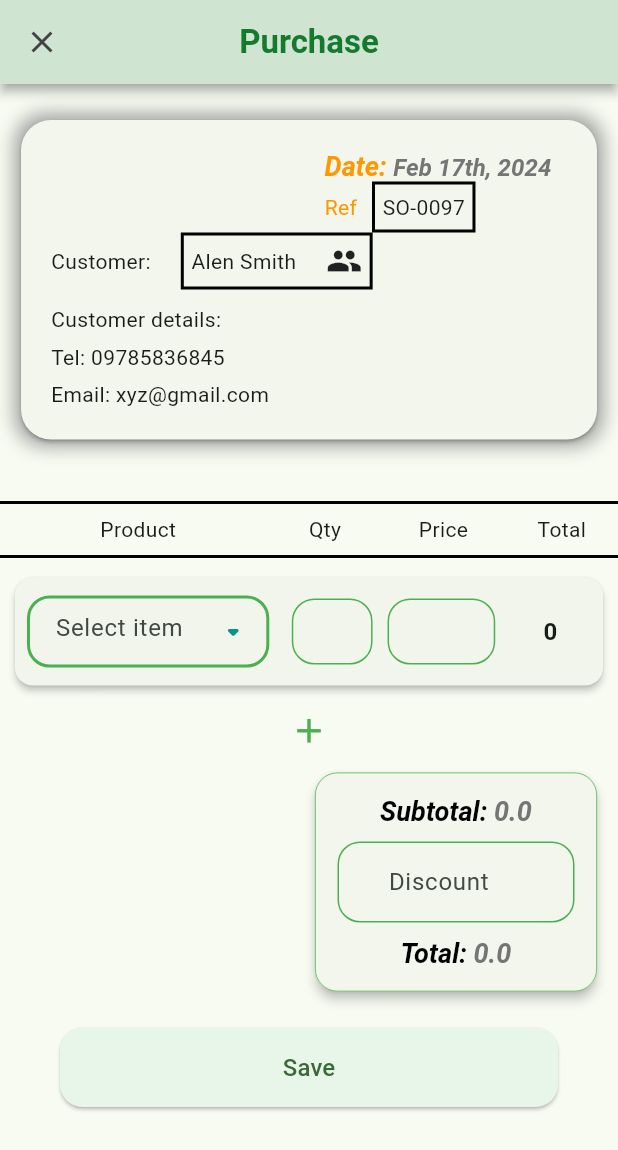
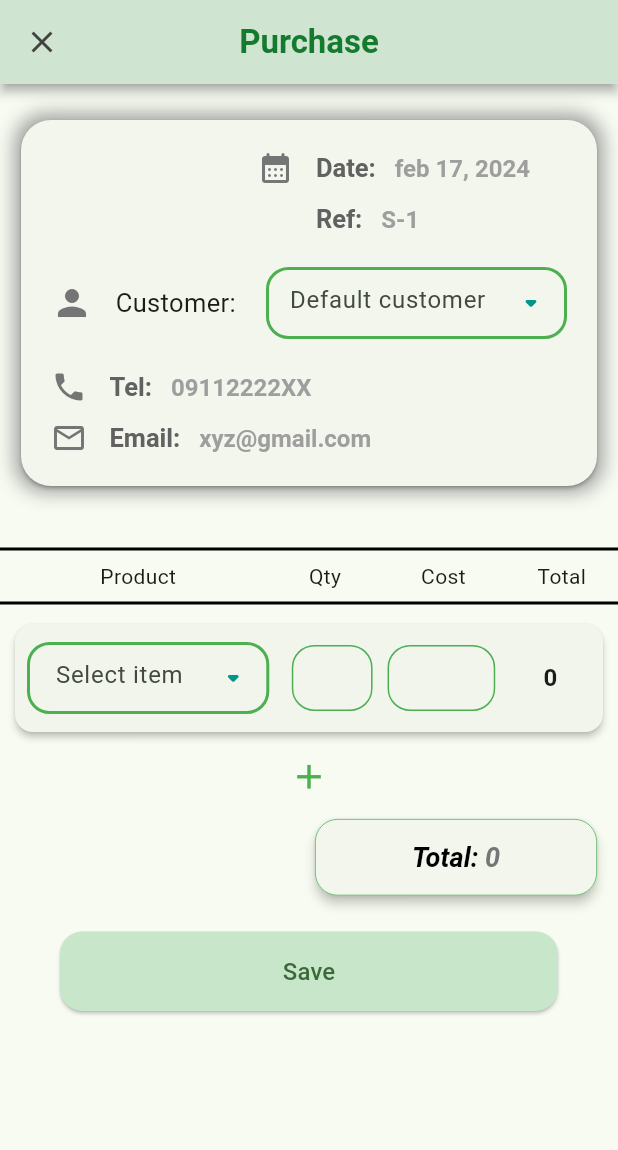
Before and after one commit to motidinsa/inventory, a Flutter app: the screen it shows after launch, after a tap on "Purchase", on a phone screen of 412 x 824 dp. Shown: the top 1150 px of the screen. Run offline on Flutter 3.47's test engine with Material 3 defaults, Android fonts, the phone set to English and light mode, and no system bars; drawn by our look-alikes of smooth_corner; our stand-ins replace device_preview, figma_squircle, font_awesome_flutter, get, hive, hive_flutter and 2 more; accounts and stored records are empty; generated files the repository leaves out were written again.

Commit message:
discount logic added

```diff
--- a/lib/core/constants/name_constants.dart
+++ b/lib/core/constants/name_constants.dart
@@ -42,3 +42,7 @@ selectUomN() => 'Select unit of measurement';
 subtotalN() => 'Subtotal';
 discountN() => 'Discount';
 totalN() => 'Total';
+const String defaultCustomerN = 'Default customer';
+const String dateN = 'Date';
+const String refN = 'Ref';
+const String telN = 'Tel';
--- a/lib/core/functions/core_functions.dart
+++ b/lib/core/functions/core_functions.dart
@@ -40,6 +40,8 @@ titleToData({required String title, required String currentPage, int? index}) {
       value = salesController.discount.value;
     } else if (title == searchProductsN()) {
       value = salesController.emptyString.value;
+    } else if (title == defaultCustomerN) {
+      value = salesController.emptyString.value;
     }
   } else if (currentPage == addProductN()) {
     AddProductController addProductController = Get.find();
@@ -59,6 +61,8 @@ titleToData({required String title, required String currentPage, int? index}) {
     } else if (title == discountN()) {
       value = purchaseController.discount.value;
     } else if (title == searchProductsN()) {
+      value = purchaseController.emptyString.value;
+    } else if (title == defaultCustomerN) {
       value = purchaseController.emptyString.value;
     }
   } else if (currentPage == productListN()) {
@@ -99,3 +103,17 @@ onAddIconPressed({required String currentPage}) {
     purchaseController.addPurchaseProduct();
   } else if (currentPage == addProductN()) {}
 }
+
+titleToIcon({required String title}) {
+  IconData? iconData;
+  if (title == dateN) {
+    iconData = Icons.calendar_month_rounded;
+  } else if (title == refN) {
+    // iconData = Icons.edit;
+  } else if (title == telN) {
+    iconData = Icons.phone;
+  } else if (title == emailN()) {
+    iconData = Icons.email_outlined;
+  }
+  return Icon(iconData, color: Colors.grey.shade600);
+}
--- a/lib/core/functions/product/product_text_field_functions.dart
+++ b/lib/core/functions/product/product_text_field_functions.dart
@@ -1,9 +1,8 @@
 import 'package:flutter/cupertino.dart';
-
 import 'package:my_inventory/add_product/functions/add_product_functions.dart';
+import 'package:my_inventory/core/constants/name_constants.dart';
 import 'package:my_inventory/purchase/functions/purchase_functions.dart';
 import 'package:my_inventory/sales/functions/sales_functions.dart';
-import 'package:my_inventory/core/constants/name_constants.dart';
 
 titleToHint({String? title}) {
   String? value;
@@ -29,6 +28,8 @@ titleToHint({String? title}) {
     value = searchByCategoryNameN();
   } else if (title == selectUomN()) {
     value = searchUomN();
+  } else if (title == defaultCustomerN) {
+    value = defaultCustomerN;
   }
   return value;
 }
@@ -61,8 +62,15 @@ onTextFieldPressed(
     onPurchaseProductSelect(context: context, title: title, index: index);
   }
 }
+
 hasOption({String? title}) {
-  var itemsWithOption = [categoryN(), uomN(), salesN(), purchaseN()];
+  var itemsWithOption = [
+    categoryN(),
+    uomN(),
+    salesN(),
+    purchaseN(),
+    defaultCustomerN
+  ];
   return itemsWithOption.contains(title);
 }
 
@@ -101,6 +109,7 @@ hasSearchIcon({String? title}) {
   ];
   return items.contains(title);
 }
+
 onFocusChange({
   required String currentPage,
   required String title,
--- a/lib/core/ui/product/product_price_summary.dart
+++ b/lib/core/ui/product/product_price_summary.dart
@@ -1,10 +1,10 @@
 import 'package:flutter/material.dart';
 import 'package:get/get.dart';
-import 'package:my_inventory/core/ui/product/product_text_field.dart';
-
+import 'package:intl/intl.dart';
 import 'package:my_inventory/core/constants/name_constants.dart';
 import 'package:my_inventory/core/functions/product/product_functions.dart';
 import 'package:my_inventory/core/styles/styles.dart';
+import 'package:my_inventory/core/ui/product/product_text_field.dart';
 
 class ProductPriceSummary extends StatelessWidget {
   final String currentPage;
@@ -35,6 +35,7 @@ class ProductPriceSummary extends StatelessWidget {
                     padding: const EdgeInsets.all(15.0),
                     child: Column(
                       children: [
+                        if (currentPage == salesN())
                           RichText(
                             text: TextSpan(
                               text: '${subtotalN()}: ',
@@ -46,20 +47,25 @@ class ProductPriceSummary extends StatelessWidget {
                               // style: DefaultTextStyle.of(context).style,
                               children: <TextSpan>[
                                 TextSpan(
-                            text: getSubtotal(currentPage:currentPage),
+                                  text: NumberFormat("#,###.##").format(
+                                      double.parse(getSubtotal(
+                                          currentPage: currentPage))),
                                   style: TextStyle(color: Colors.grey.shade600),
                                 ),
                                 // TextSpan(text: ' world!'),
                               ],
                             ),
                           ),
+                        if (currentPage == salesN())
                           Padding(
                             padding: const EdgeInsets.symmetric(vertical: 10),
-                      child: ProductTextField(
+                            child: currentPage == salesN()
+                                ? ProductTextField(
                                     currentPage: currentPage,
                                     title: discountN(),
                                     labelText: discountN(),
-                      ),
+                                  )
+                                : null,
                           ),
                         RichText(
                           text: TextSpan(
@@ -72,7 +78,9 @@ class ProductPriceSummary extends StatelessWidget {
                             ),
                             children: <TextSpan>[
                               TextSpan(
-                            text: getTotal(currentPage: currentPage),
+                                text: NumberFormat("#,###.##").format(
+                                    double.parse(
+                                        getTotal(currentPage: currentPage))),
                                 style: TextStyle(color: Colors.grey.shade600),
                               ),
                               // TextSpan(text: ' world!'),
--- a/lib/core/ui/product/product_profile_info.dart
+++ b/lib/core/ui/product/product_profile_info.dart
@@ -1,10 +1,10 @@
 import 'package:flutter/material.dart';
-import 'package:smooth_corner/smooth_corner.dart';
+import 'package:my_inventory/core/constants/name_constants.dart';
+import 'package:my_inventory/core/constants/widget_constants.dart';
+import 'package:my_inventory/core/ui/product/product_text_field.dart';
+import 'package:my_inventory/core/ui/product/profile_title_to_data.dart';
 
-import 'package:my_inventory/core/constants/widget_constants.dart';
-
-import '../../model/page_name_enum.dart';
-import '../../styles/styles.dart';
+import 'package:my_inventory/core/model/page_name_enum.dart';
 
 class ProductProfileInfo extends StatelessWidget {
   final PageName page;
@@ -16,66 +16,25 @@ class ProductProfileInfo extends StatelessWidget {
     return Column(
       crossAxisAlignment: CrossAxisAlignment.start,
       children: [
-        Padding(
-          padding: const EdgeInsets.symmetric(horizontal: 0),
-          child: Row(
+        Row(
           children: [
-              Spacer(),
+            const Spacer(
+              flex: 2,
+            ),
             Expanded(
-                child: Align(
-                  // alignment: Alignment.centerRight,
+              flex: 3,
+              child: Center(
                 child: Column(
                   crossAxisAlignment: CrossAxisAlignment.start,
                   children: [
-                      RichText(
-                        text: TextSpan(
-                          text: 'Date: ',
-                          style: TextStyle(
-                            fontWeight: bold(),
-                            fontSize: 18,
-                            color: Colors.orange,
-                            fontStyle: FontStyle.italic,
+                    const ProfileTitleToData(
+                      title: 'Date',
+                      data: 'feb 17, 2024',
                     ),
-                          // style: DefaultTextStyle.of(context).style,
-                          children: <TextSpan>[
-                            TextSpan(
-                              text: 'Feb 17th, 2024',
-                              style: TextStyle(
-                                color: Colors.grey.shade600,
-                                fontSize: 16,
-                              ),
-                            ),
-                            // TextSpan(text: ' world!'),
-                          ],
-                        ),
-                      )
-                      // Row(
-                      //   mainAxisSize: MainAxisSize.min,
-                      //
-                      //   children: [
-                      //     const Text(
-                      //       'Date',
-                      //       style: TextStyle(color: Colors.orange),
-                      //     ),
-                      //     sizedBox(width: 10),
-                      //     const Text('Feb 17th, 2024',)
-                      //   ],
-                      // ),
-                      ,
-                      Row(
-                        mainAxisSize: MainAxisSize.min,
-                        children: [
-                          const Text(
-                            'Ref',
-                            textAlign: TextAlign.start,
-                            style: TextStyle(color: Colors.orange),
-                          ),
-                          sizedBox(width: 10),
-                          SmoothContainer(
-                              padding: const EdgeInsets.all(5),
-                              side: const BorderSide(width: 2),
-                              child: const Text('SO-0097'))
-                        ],
+                    sizedBox(height: 10),
+                    const ProfileTitleToData(
+                      title: 'Ref',
+                      data: 'S-1',
                     ),
                   ],
                 ),
@@ -83,32 +42,41 @@ class ProductProfileInfo extends StatelessWidget {
             )
           ],
         ),
+        sizedBox(height: 20),
+        Row(
+          children: [
+            Icon(
+              Icons.person,
+              size: 28,
+              color: Colors.grey.shade600,
             ),
-        // sizedBox(height: 10),
-        Row(
-          // mainAxisAlignment: MainAxisAlignment.spaceBetween,
-          children: [
-            const Text('Customer:'),
+            sizedBox(width: 15),
+            const Text(
+              'Customer:',
+              style: TextStyle(fontSize: 17),
+            ),
             sizedBox(width: 20),
-            SmoothContainer(
-              padding: const EdgeInsets.all(5),
-              side: const BorderSide(width: 2),
-              child: Row(
-                children: [
-                  const Text('Alen Smith'),
-                  sizedBox(width: 20),
-                  const Icon(Icons.people)
-                ],
+            Expanded(
+              // flex: 9,
+              child: ProductTextField(
+                currentPage: page == PageName.sales ? salesN() : purchaseN(),
+                title: defaultCustomerN,
+                // index: index,
               ),
             )
           ],
         ),
+        sizedBox(height: 20),
+        const ProfileTitleToData(
+          title: 'Tel',
+          data: '09112222XX',
+        ),
         sizedBox(height: 10),
-        const Text('Customer details:'),
-        sizedBox(height: 5),
-        const Text('Tel: 09785836845'),
-        sizedBox(height: 5),
-        const Text('Email: xyz@gmail.com'),
+        const ProfileTitleToData(
+          title: 'Email',
+          data: 'xyz@gmail.com',
+        ),
+        // const Text('Email: xyz@gmail.com'),
       ],
     );
   }
--- a/lib/core/ui/product/product_table_titles.dart
+++ b/lib/core/ui/product/product_table_titles.dart
@@ -1,11 +1,10 @@
 import 'package:flutter/material.dart';
-
 import 'package:my_inventory/core/constants/name_constants.dart';
 import 'package:my_inventory/core/constants/widget_constants.dart';
 
 class ProductTableTitles extends StatelessWidget {
   final String currentPage;
-  const ProductTableTitles({super.key,required this.currentPage});
+  const ProductTableTitles({super.key, required this.currentPage});
 
   @override
   Widget build(BuildContext context) {
@@ -28,10 +27,10 @@ class ProductTableTitles extends StatelessWidget {
                 textAlign: TextAlign.center,
               )),
           sizedBox(width: 15),
-           Expanded(
-            flex:currentPage==purchaseN()?4: 3,
-            child: const Text(
-              'Price',
+          Expanded(
+            flex: currentPage == purchaseN() ? 4 : 3,
+            child: Text(
+              currentPage == salesN() ? 'Price' : 'Cost',
               textAlign: TextAlign.center,
             ),
           ),
--- /dev/null
+++ b/lib/core/ui/product/profile_title_to_data.dart
@@ -0,0 +1,41 @@
+import 'package:flutter/material.dart';
+import 'package:my_inventory/core/constants/widget_constants.dart';
+import 'package:my_inventory/core/functions/core_functions.dart';
+
+import 'package:my_inventory/core/styles/styles.dart';
+
+class ProfileTitleToData extends StatelessWidget {
+  final String title;
+  final String data;
+  const ProfileTitleToData(
+      {super.key, required this.title, required this.data});
+
+  @override
+  Widget build(BuildContext context) {
+    return Row(
+      children: [
+        titleToIcon(title: title),
+        sizedBox(width: 15),
+        RichText(
+          text: TextSpan(
+            text: '$title:   ',
+            style: TextStyle(
+              fontWeight: bold(),
+              fontSize: 17,
+              color: Colors.grey.shade700,
+            ),
+            children: <TextSpan>[
+              TextSpan(
+                text: data,
+                style: TextStyle(
+                  color: Colors.grey.shade500,
+                  fontSize: 16,
+                ),
+              ),
+            ],
+          ),
+        ),
+      ],
+    );
+  }
+}
--- a/lib/core/ui/save_button.dart
+++ b/lib/core/ui/save_button.dart
@@ -1,12 +1,13 @@
 import 'package:flutter/material.dart';
 import 'package:my_inventory/core/constants/name_constants.dart';
-
 import 'package:my_inventory/core/functions/core_functions.dart';
 
 class SaveButton extends StatelessWidget {
   final String redirectFrom;
-  const SaveButton(
-      {super.key, required this.redirectFrom,});
+  const SaveButton({
+    super.key,
+    required this.redirectFrom,
+  });
 
   @override
   Widget build(BuildContext context) {
@@ -27,8 +28,9 @@ class SaveButton extends StatelessWidget {
                     15,
                   ),
                 ),
-                  backgroundColor: Colors.green.shade50),
-              child:Text(
+                backgroundColor: Colors.green.shade100,
+              ),
+              child: Text(
                 saveN(),
                 style: const TextStyle(fontSize: 16),
               ),
--- a/lib/sales/controller/sales_controller.dart
+++ b/lib/sales/controller/sales_controller.dart
@@ -1,6 +1,7 @@
 import 'package:get/get.dart';
 import 'package:hive/hive.dart';
 import 'package:intl/intl.dart';
+import 'package:my_inventory/core/constants/name_constants.dart';
 import 'package:my_inventory/core/model/product/product_model.dart';
 import 'package:my_inventory/sales/model/sales_model.dart';
 
@@ -11,6 +12,7 @@ class SalesController extends GetxController {
   RxString subtotal = ''.obs;
   RxString discount = ''.obs;
   RxString total = ''.obs;
+  RxString customerName = defaultCustomerN.obs;
   RxString emptyString = ''.obs;
   var isLocalSaveLoading = false.obs;
   var salesModels = [
--- a/lib/sales/functions/sales_functions.dart
+++ b/lib/sales/functions/sales_functions.dart
@@ -1,24 +1,21 @@
 import 'package:get/get.dart';
-import 'package:intl/intl.dart';
 import 'package:my_inventory/core/constants/name_constants.dart';
+import 'package:my_inventory/core/functions/core_functions.dart';
 import 'package:my_inventory/core/model/product/product_model.dart';
 import 'package:my_inventory/sales/controller/sales_controller.dart';
-
-import 'package:my_inventory/core/functions/core_functions.dart';
 
 onSalesTextFieldChange({
   String? title,
   required String data,
   int? index,
 }) {
+  SalesController salesController = Get.find();
   if (title == searchProductsN()) {
-    SalesController salesController = Get.find();
     salesController.searchProductFoundResult(salesController.products
         .where((product) =>
             product.name.toLowerCase().contains(data.toLowerCase()))
         .toList());
   } else if (title == quantityN()) {
-    SalesController salesController = Get.find();
     salesController.salesModels[index!].update((sales) {
       if (data.isEmpty) {
         sales?.quantity = '';
@@ -32,6 +29,8 @@ onSalesTextFieldChange({
         }
       }
     });
+  } else if (title == discountN()) {
+    salesController.discount(data);
   }
 }
 
@@ -65,20 +64,28 @@ getSalesAlertDialogProductLength() {
 
 getSalesSubtotal() {
   SalesController salesController = Get.find();
-  double total = 0;
+  double subTotal = 0;
   for (var element in salesController.salesModels) {
-    if (isNumeric(element.value.price)) {
-      total += double.parse(element.value.price);
-    }
+    // if (isNumeric(element.value.price)) {
+    subTotal += double.parse(element.value.totalAmount.toString());
+    // }
   }
-  return total.toString();
+  salesController.subtotal(subTotal.toString());
+  return salesController.subtotal.value;
 }
 
 getSalesTotal() {
   SalesController salesController = Get.find();
   double total = 0;
+
   for (var element in salesController.salesModels) {
     total += element.value.totalAmount;
   }
-  return total.toString();
+  if (isNumeric(salesController.discount.value)) {
+    salesController.total(
+        (total - double.parse(salesController.discount.value)).toString());
+  } else if (salesController.discount.isEmpty) {
+    salesController.total(total.toString());
+  }
+  return salesController.total.value;
 }
```
Also changed, not shown: lib/sales/ui/sales.dart (+9 -7 lines), pubspec.lock. Lines whose indentation alone changed are shown as unchanged.
